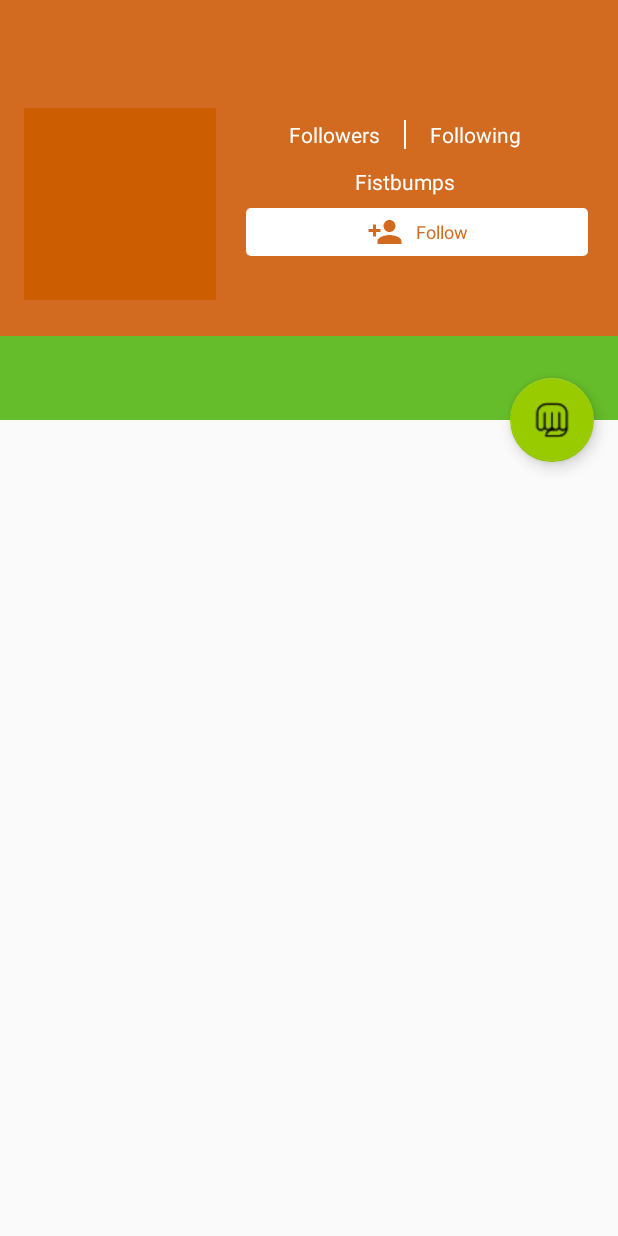
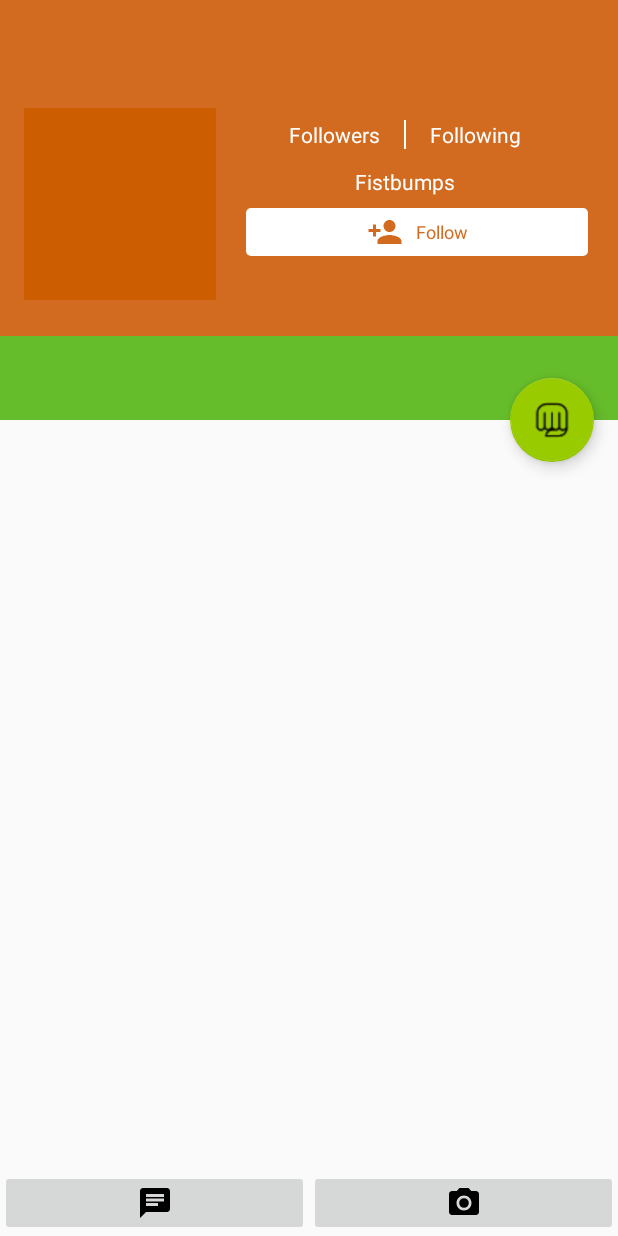
Before and after one commit to jerbotron/PepRally_Android, an Android app: the layout activity_profile.xml on its own in the app's theme, with its tools: preview values and no code run, on a phone screen of 412 x 824 dp. Run offline under Robolectric (Android 15) with nearby library versions, the phone set to English and light mode, and no system bars; plain views replace ProfilePictureView.

Commit message:
added new posts activity, fixed minor UI bugs

```diff
--- a/app/src/main/java/com/peprally/jeremy/peprally/fragments/ProfileViewFragment.java
+++ b/app/src/main/java/com/peprally/jeremy/peprally/fragments/ProfileViewFragment.java
@@ -13,6 +13,7 @@ import android.widget.LinearLayout;
 import android.widget.TextView;
 
 import com.peprally.jeremy.peprally.R;
+import com.peprally.jeremy.peprally.activities.ProfileActivity;
 
 import java.util.HashMap;
 import java.util.Map;
--- /dev/null
+++ b/app/src/main/res/drawable/ic_photo.xml
@@ -0,0 +1,12 @@
+<vector xmlns:android="http://schemas.android.com/apk/res/android"
+        android:width="24dp"
+        android:height="24dp"
+        android:viewportWidth="24.0"
+        android:viewportHeight="24.0">
+    <path
+        android:fillColor="#FF000000"
+        android:pathData="M12,12m-3.2,0a3.2,3.2 0,1 1,6.4 0a3.2,3.2 0,1 1,-6.4 0"/>
+    <path
+        android:fillColor="#FF000000"
+        android:pathData="M9,2L7.17,4H4c-1.1,0 -2,0.9 -2,2v12c0,1.1 0.9,2 2,2h16c1.1,0 2,-0.9 2,-2V6c0,-1.1 -0.9,-2 -2,-2h-3.17L15,2H9zm3,15c-2.76,0 -5,-2.24 -5,-5s2.24,-5 5,-5 5,2.24 5,5 -2.24,5 -5,5z"/>
+</vector>
--- /dev/null
+++ b/app/src/main/res/drawable/ic_post_msg.xml
@@ -0,0 +1,9 @@
+<vector xmlns:android="http://schemas.android.com/apk/res/android"
+        android:width="24dp"
+        android:height="24dp"
+        android:viewportWidth="24.0"
+        android:viewportHeight="24.0">
+    <path
+        android:fillColor="#FF000000"
+        android:pathData="M20,2H4c-1.1,0 -1.99,0.9 -1.99,2L2,22l4,-4h14c1.1,0 2,-0.9 2,-2V4c0,-1.1 -0.9,-2 -2,-2zM6,9h12v2H6V9zm8,5H6v-2h8v2zm4,-6H6V6h12v2z"/>
+</vector>
--- /dev/null
+++ b/app/src/main/res/drawable/ic_x.xml
@@ -0,0 +1,9 @@
+<vector xmlns:android="http://schemas.android.com/apk/res/android"
+        android:width="24dp"
+        android:height="24dp"
+        android:viewportWidth="24.0"
+        android:viewportHeight="24.0">
+    <path
+        android:fillColor="#FF000000"
+        android:pathData="M19,6.41L17.59,5 12,10.59 6.41,5 5,6.41 10.59,12 5,17.59 6.41,19 12,13.41 17.59,19 19,17.59 13.41,12z"/>
+</vector>
--- a/app/src/main/res/layout/activity_profile.xml
+++ b/app/src/main/res/layout/activity_profile.xml
@@ -51,7 +51,35 @@
         android:id="@+id/viewpager_profile"
         android:layout_width="match_parent"
         android:layout_height="wrap_content"
-        app:layout_behavior="@string/appbar_scrolling_view_behavior" />
+        app:layout_behavior="@string/appbar_scrolling_view_behavior"/>
+
+    <RelativeLayout
+        android:id="@+id/profile_post_buttons_container"
+        android:layout_width="match_parent"
+        android:layout_height="match_parent">
+        <LinearLayout
+            android:layout_width="match_parent"
+            android:layout_height="wrap_content"
+            android:orientation="horizontal"
+            android:layout_alignParentBottom="true">
+
+            <ImageButton
+                android:id="@+id/new_text_post_button"
+                android:layout_width="wrap_content"
+                android:layout_height="wrap_content"
+                android:layout_weight="1"
+                android:src="@drawable/ic_post_msg"
+                android:clickable="true"/>
+
+            <ImageButton
+                android:id="@+id/new_image_post_button"
+                android:layout_width="wrap_content"
+                android:layout_height="wrap_content"
+                android:layout_weight="1"
+                android:src="@drawable/ic_photo"
+                android:clickable="true"/>
+        </LinearLayout>
+    </RelativeLayout>
 
     <android.support.design.widget.FloatingActionButton
         android:id="@+id/profile_firstbump_fab"
--- a/app/src/main/res/layout/fragment_profile_edit.xml
+++ b/app/src/main/res/layout/fragment_profile_edit.xml
@@ -1,8 +1,8 @@
 <?xml version="1.0" encoding="utf-8"?>
 <android.support.v4.widget.NestedScrollView
+    xmlns:android="http://schemas.android.com/apk/res/android"
     android:layout_width="match_parent"
-    android:layout_height="wrap_content"
-    xmlns:android="http://schemas.android.com/apk/res/android">
+    android:layout_height="wrap_content">
     <LinearLayout android:layout_width="match_parent"
     android:layout_height="wrap_content"
     android:orientation="vertical">
--- a/app/src/main/res/values/styles.xml
+++ b/app/src/main/res/values/styles.xml
@@ -16,4 +16,13 @@
 
     <style name="AppTheme.PopupOverlay" parent="ThemeOverlay.AppCompat.Light"/>
 
+    <style name="NewPostTheme" parent="Theme.AppCompat.Light">
+        <item name="android:actionBarStyle">@style/NewPostActionBar</item>
+        <item name="android:homeAsUpIndicator">@drawable/ic_x</item>
+    </style>
+
+    <style name="NewPostActionBar" parent="@android:style/Widget.Holo.Light.ActionBar">
+        <item name="android:logo">@drawable/ic_x</item>
+    </style>
+
 </resources>
```
Also changed, not shown: app/src/main/AndroidManifest.xml (+6 -4 lines), app/src/main/java/com/peprally/jeremy/peprally/activities/NewPostActivity.java (added, +65 -0 lines), app/src/main/java/com/peprally/jeremy/peprally/activities/ProfileActivity.java (+61 -1 lines), app/src/main/java/com/peprally/jeremy/peprally/fragments/ProfilePostsFragment.java (+1 -6 lines), app/src/main/res/drawable/ic_send.xml (added, +9 -0 lines), app/src/main/res/layout/activity_new_post.xml (added, +78 -0 lines), app/src/main/res/layout/fragment_profile_posts.xml (+8 -21 lines), app/src/main/res/layout/fragment_profile_view.xml (+3 -5 lines).
